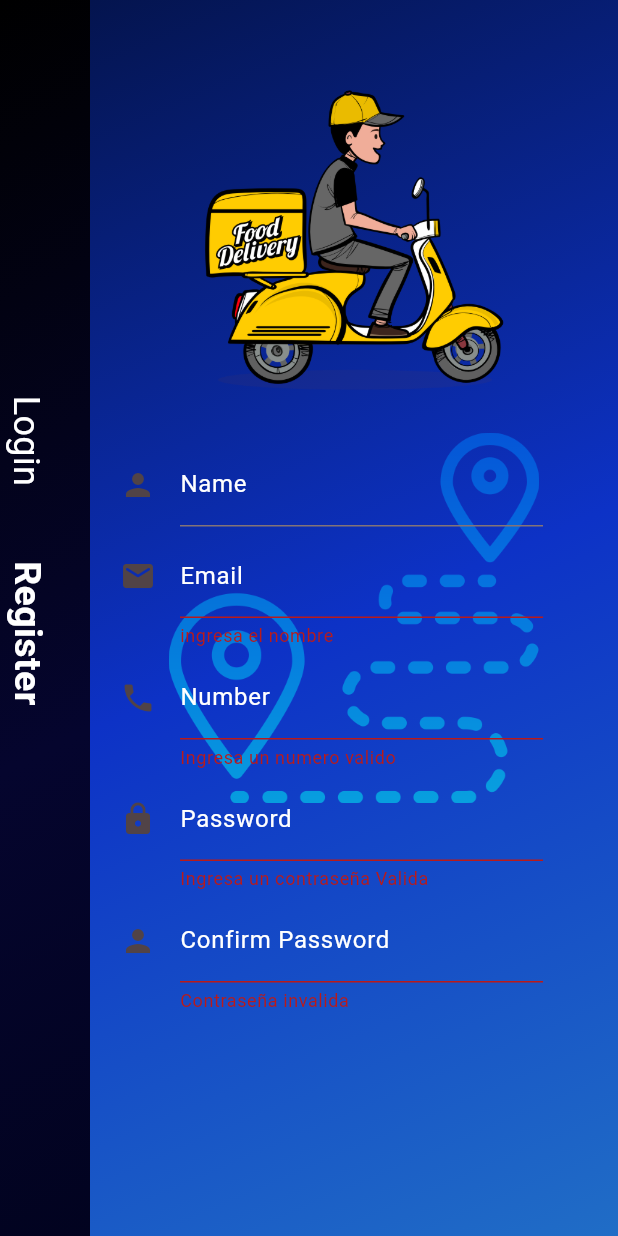
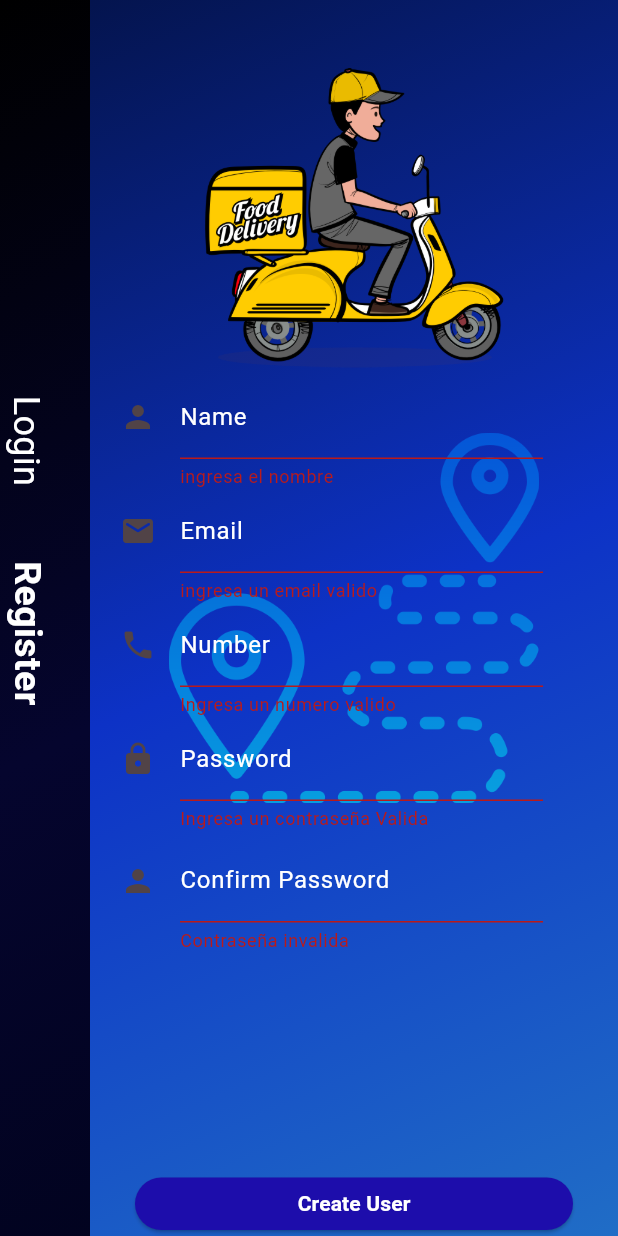
Before and after one commit to COOKSTOLO/App-de-Tipo-Uber-con-Flutter--main, a Flutter app: the Registerpage screen opened by its route, after a tap on "Create User", on a phone screen of 412 x 824 dp. Run offline on Flutter 3.47's test engine with Material 3 defaults, Android fonts, the phone set to English and light mode, and no system bars; our stand-ins replace equatable, flutter_bloc.

Commit message:
Funcionando todo

```diff
--- a/lib/src/presentation/Pages/Auth/register/Bloc/RegisterBloc.dart
+++ b/lib/src/presentation/Pages/Auth/register/Bloc/RegisterBloc.dart
@@ -30,7 +30,7 @@ class RegisterBloc extends Bloc<RegisterEvent, RegisterState> {
         state.copyWith(
           Email: BlocFormItem(
             Value: event.Email.Value,
-            Error: event.Email.Value.isEmpty ? 'Ingresa un correcto correcto' : null
+            Error: event.Email.Value.isEmpty ? 'Ingresa un correo valido' : null
           ),
           formKey: formKey
         )
--- a/lib/src/presentation/Pages/Auth/register/Registercontent.dart
+++ b/lib/src/presentation/Pages/Auth/register/Registercontent.dart
@@ -49,7 +49,7 @@ class RegisterContent extends StatelessWidget {
           ),
 
           Container(
-            margin: EdgeInsets.only(left: 60, ),
+            margin: EdgeInsets.only(left: 60 ),
             decoration: const BoxDecoration(
               gradient: LinearGradient(
                 begin: Alignment.topLeft,
@@ -71,24 +71,27 @@ class RegisterContent extends StatelessWidget {
                      onChanged: (text) {
                       context.read<RegisterBloc>().add(NameChanged(Name: BlocFormItem(Value: text)));
                      },
+                     Validator: (value) {
+                          return state.Name.Error;
+                        },
                       text: 'Name',
                       icon: Icons.person,
-                      Margin: EdgeInsets.only(top:35,left: 20,right: 50)
+                      Margin: EdgeInsets.only(top:5,left: 20,right: 50)
                       ),
-                      SizedBox(height: 5),
+
 
                       DefaultTextField(
                         onChanged: (text) {
                           context.read<RegisterBloc>().add(EmailChanged(Email: BlocFormItem(Value: text)));
                         },
                         Validator: (value) {
-                          return state.Name.Error;
+                          return state.Email.Error;
                         },
                       text: 'Email',
                       icon: Icons.email_rounded,
                       Margin: EdgeInsets.only(left: 20,right: 50)
                       ),
-                      SizedBox(height: 5),
+
 
                       DefaultTextField(
                         onChanged: (text) {
@@ -102,7 +105,7 @@ class RegisterContent extends StatelessWidget {
                       Margin: EdgeInsets.only(left: 20,right: 50)
 
                       ),
-                      SizedBox(height: 5),
+
 
                       DefaultTextField(
                         onChanged: (text) {
@@ -132,7 +135,7 @@ class RegisterContent extends StatelessWidget {
 
                       DefaultButton(
                         text: "Create User",
-                        ButtomMargin: EdgeInsets.only(top: 20),
+                        ButtomMargin: EdgeInsets.only(top: 0),
                         onPressed: () {
                           if (state.formKey!.currentState!.validate()){
                             context.read<RegisterBloc>().add(FormSubmit());
@@ -177,6 +180,8 @@ class RegisterContent extends StatelessWidget {
                   SizedBox
                   (width: 7),
 
+
+
                   GestureDetector(
                     onTap: () {
                       Navigator.pushNamed(context, 'Login');
@@ -191,11 +196,12 @@ class RegisterContent extends StatelessWidget {
 
                 ],
                 );
+
   }
 
   Widget _imageBanner () {
     return Container(
-      margin: EdgeInsets.only(top: 60),
+      margin: EdgeInsets.only(top: 45),
       alignment: Alignment.center,
       child: Image.asset(
         'assets/img/delivery.png',
```
